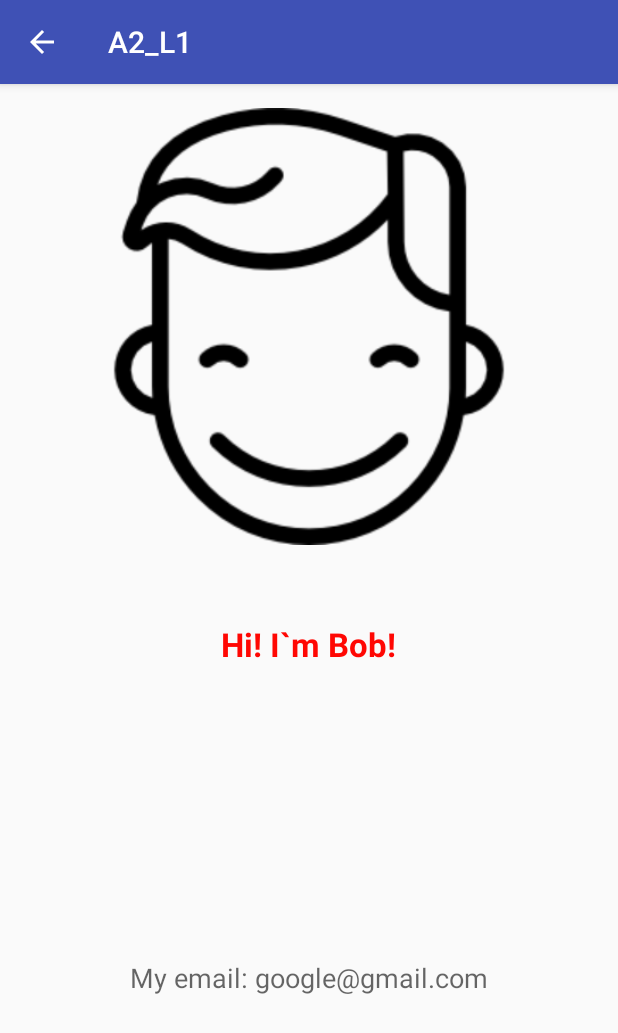
After one commit to Golgoroth22/GeekBrains_Android2, an Android app: the DevActivity screen opened directly, with no data from a screen before it, on a phone screen of 412 x 824 dp. The commit adds this screen. Shown: the top 1033 px of the screen. Run offline under Robolectric (Android 15) with nearby library versions, the phone set to English and light mode, and no system bars.

Commit message:
Add DevActivity

```diff
--- a/A2_L1/app/src/main/AndroidManifest.xml
+++ b/A2_L1/app/src/main/AndroidManifest.xml
@@ -22,7 +22,10 @@
         <activity
             android:name=".ListFullViewItemActivity"
             android:label="@string/title_activity_list_full_view_item"
-            android:theme="@style/AppTheme.NoActionBar"/>
+            android:theme="@style/AppTheme.NoActionBar" />
+        <activity
+            android:name=".DevActivity"
+            android:parentActivityName=".ListActivity" />
     </application>
 
 </manifest>
--- /dev/null
+++ b/A2_L1/app/src/main/java/com/falin/valentin/a2_l1/DevActivity.java
@@ -0,0 +1,13 @@
+package com.falin.valentin.a2_l1;
+
+import android.support.v7.app.AppCompatActivity;
+import android.os.Bundle;
+
+public class DevActivity extends AppCompatActivity {
+
+    @Override
+    protected void onCreate(Bundle savedInstanceState) {
+        super.onCreate(savedInstanceState);
+        setContentView(R.layout.activity_dev_page);
+    }
+}
--- a/A2_L1/app/src/main/java/com/falin/valentin/a2_l1/ListActivity.java
+++ b/A2_L1/app/src/main/java/com/falin/valentin/a2_l1/ListActivity.java
@@ -1,5 +1,6 @@
 package com.falin.valentin.a2_l1;
 
+import android.content.Intent;
 import android.os.Bundle;
 import android.support.design.widget.FloatingActionButton;
 import android.view.View;
@@ -100,6 +101,9 @@ public class ListActivity extends AppCompatActivity
             adapter.deleteAll();
         } else if (id == R.id.nav_add_note) {
             adapter.addElement();
+        } else if (id == R.id.contacts) {
+            Intent intent = new Intent(this, DevActivity.class);
+            startActivity(intent);
         }
 
         DrawerLayout drawer = (DrawerLayout) findViewById(R.id.full_view_item_layout);
--- /dev/null
+++ b/A2_L1/app/src/main/res/layout/activity_dev_page.xml
@@ -0,0 +1,32 @@
+<?xml version="1.0" encoding="utf-8"?>
+<LinearLayout xmlns:android="http://schemas.android.com/apk/res/android"
+    android:layout_width="match_parent"
+    android:layout_height="match_parent"
+    android:orientation="vertical"
+    android:padding="@dimen/dimen_16dp">
+
+    <ImageView
+        android:layout_width="match_parent"
+        android:layout_height="wrap_content"
+        android:layout_weight="1"
+        android:src="@drawable/boy_broad_smile" />
+
+    <TextView
+        style="@style/RedBoldText"
+        android:layout_width="wrap_content"
+        android:layout_height="wrap_content"
+        android:layout_gravity="center"
+        android:layout_marginTop="@dimen/dimen_16dp"
+        android:layout_weight="2"
+        android:text="@string/hi_i_m_bob" />
+
+    <TextView
+        style="@style/TextAppearance.AppCompat.Medium"
+        android:layout_width="wrap_content"
+        android:layout_height="wrap_content"
+        android:layout_gravity="center"
+        android:layout_marginTop="@dimen/dimen_16dp"
+        android:layout_weight="8"
+        android:gravity="center"
+        android:text="@string/my_email_google_gmail_com" />
+</LinearLayout>
--- a/A2_L1/app/src/main/res/values/strings.xml
+++ b/A2_L1/app/src/main/res/values/strings.xml
@@ -13,4 +13,8 @@
     <string name="edit">Edit</string>
     <string name="add_note">Add note</string>
     <string name="clear_notebook">Clear notebook</string>
+    <string name="about_developer">About developer</string>
+    <string name="contacts">Contacts</string>
+    <string name="hi_i_m_bob">Hi! I`m Bob!</string>
+    <string name="my_email_google_gmail_com">My email: google@gmail.com</string>
 </resources>
```
Also changed, not shown: A2_L1/app/src/main/res/menu/activity_list_drawer.xml (+9 -0 lines), A2_L1/app/src/main/res/drawable/boy_broad_smile.png (added).
